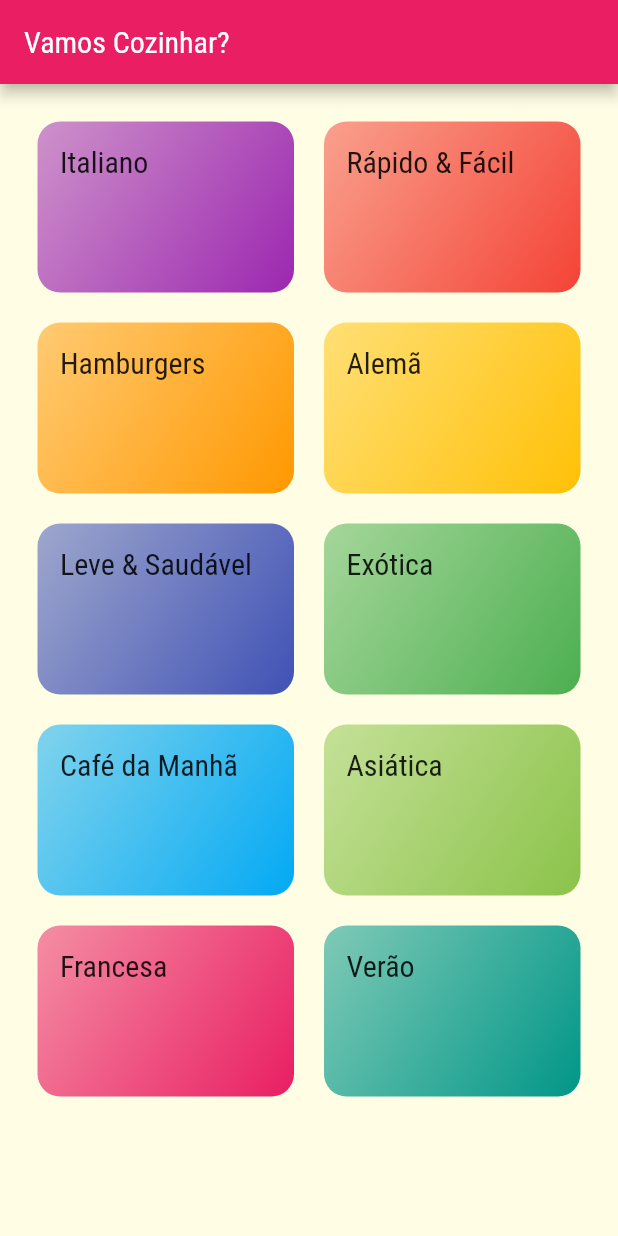
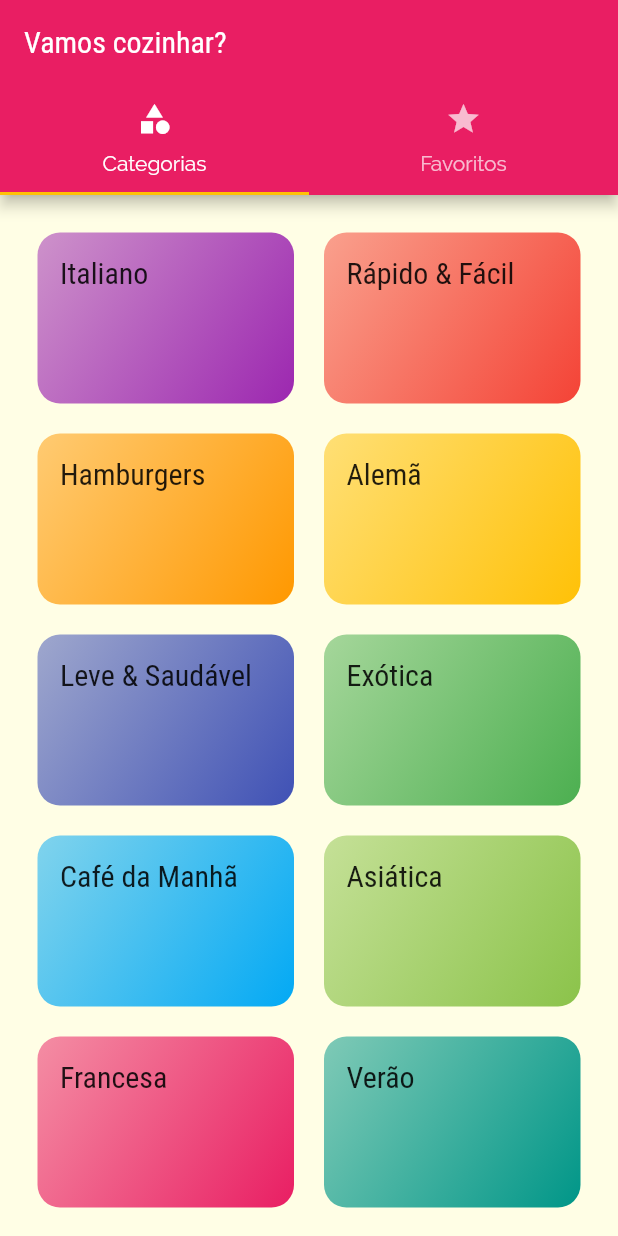
Before and after one commit to santanapaulo/meals-flutter, a Flutter app: the screen it shows after launch, on a phone screen of 412 x 824 dp. Run offline on Flutter 3.47's test engine with Material 2 defaults, Android fonts, the phone set to English and light mode, and no system bars.

Commit message:
setting tab bar

```diff
--- a/lib/main.dart
+++ b/lib/main.dart
@@ -1,8 +1,8 @@
 import 'package:flutter/material.dart';
 import 'package:meals/screens/categories_meals.dart';
 import 'package:meals/screens/meal_detail.dart';
+import 'package:meals/screens/tabs.dart';
 import 'package:meals/utils/app_routes.dart';
-import 'screens/categories.dart';
 
 void main() {
   runApp(const MyApp());
@@ -14,7 +14,6 @@ class MyApp extends StatelessWidget {
   @override
   Widget build(BuildContext context) {
     return MaterialApp(
-      title: 'Vamos Cozinhar?',
       theme: ThemeData(
         colorScheme: ColorScheme.fromSwatch().copyWith(
           primary: Colors.pink,
@@ -30,9 +29,9 @@ class MyApp extends StatelessWidget {
             ),
       ),
       routes: {
-        AppRoutes.HOME: (context) => const CategoriesScreen(),
-        AppRoutes.CATEGORIES_MEALS: (context) => const CategoriesMeals(),
-        AppRoutes.MEAL_DETAIL: (context) => const MealDetail()
+        AppRoutes.HOME: (context) => const TabsScreen(),
+        AppRoutes.CATEGORIES_MEALS: (context) => const CategoriesMealsScreen(),
+        AppRoutes.MEAL_DETAIL: (context) => const MealDetailScreen()
       },
     );
   }
--- a/lib/screens/categories.dart
+++ b/lib/screens/categories.dart
@@ -7,11 +7,7 @@ class CategoriesScreen extends StatelessWidget {
 
   @override
   Widget build(BuildContext context) {
-    return Scaffold(
-      appBar: AppBar(
-        title: const Text('Vamos Cozinhar?'),
-      ),
-      body: GridView(
+    return GridView(
       padding: const EdgeInsets.all(25),
       gridDelegate: const SliverGridDelegateWithMaxCrossAxisExtent(
         maxCrossAxisExtent: 200,
@@ -22,7 +18,6 @@ class CategoriesScreen extends StatelessWidget {
       children: dummyCategories.map((cat) {
         return CategoryItem(cat);
       }).toList(),
-      ),
     );
   }
 }
--- a/lib/screens/categories_meals.dart
+++ b/lib/screens/categories_meals.dart
@@ -3,8 +3,8 @@ import 'package:meals/components/meal_item.dart';
 import 'package:meals/data/dummy_data.dart';
 import 'package:meals/models/category.dart';
 
-class CategoriesMeals extends StatelessWidget {
-  const CategoriesMeals({Key? key}) : super(key: key);
+class CategoriesMealsScreen extends StatelessWidget {
+  const CategoriesMealsScreen({Key? key}) : super(key: key);
 
   @override
   Widget build(BuildContext context) {
--- /dev/null
+++ b/lib/screens/tabs.dart
@@ -0,0 +1,31 @@
+import 'package:flutter/material.dart';
+import 'package:meals/screens/categories.dart';
+import 'package:meals/screens/favorite.dart';
+
+class TabsScreen extends StatelessWidget {
+  const TabsScreen({super.key});
+
+  @override
+  Widget build(BuildContext context) {
+    return DefaultTabController(
+      length: 2,
+      child: Scaffold(
+        appBar: AppBar(
+          title: const Text('Vamos cozinhar?'),
+          bottom: const TabBar(tabs: [
+            Tab(
+              icon: Icon(Icons.category),
+              text: 'Categorias',
+            ),
+            Tab(
+              icon: Icon(Icons.star),
+              text: 'Favoritos',
+            ),
+          ]),
+        ),
+        body:
+            const TabBarView(children: [CategoriesScreen(), FavoriteScreen()]),
+      ),
+    );
+  }
+}
```
Also changed, not shown: lib/screens/favorite.dart (added, +10 -0 lines), lib/screens/meal_detail.dart (+78 -4 lines). Lines whose indentation alone changed are shown as unchanged.
